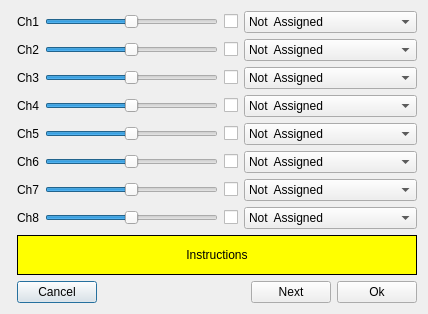
opentx/opentx, file companion/src/simulation/joystickdialog.ui: the form before one commit.
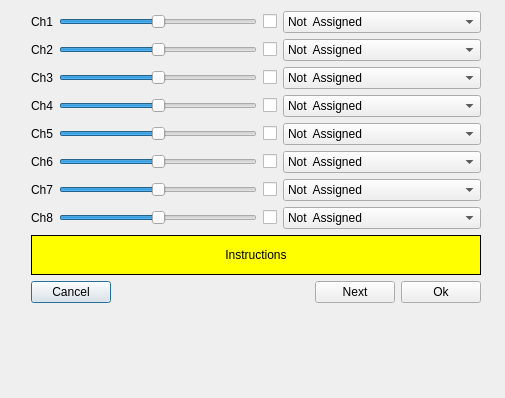
The form after the commit.

The edit to the form file:
```diff
--- a/companion/src/simulation/joystickdialog.ui
+++ b/companion/src/simulation/joystickdialog.ui
@@ -6,8 +6,8 @@
    <rect>
     <x>0</x>
     <y>0</y>
-    <width>418</width>
-    <height>301</height>
+    <width>505</width>
+    <height>398</height>
    </rect>
   </property>
   <property name="sizePolicy">
```
Left out of the diff: 29 changed lines with no effect on the pictures.
